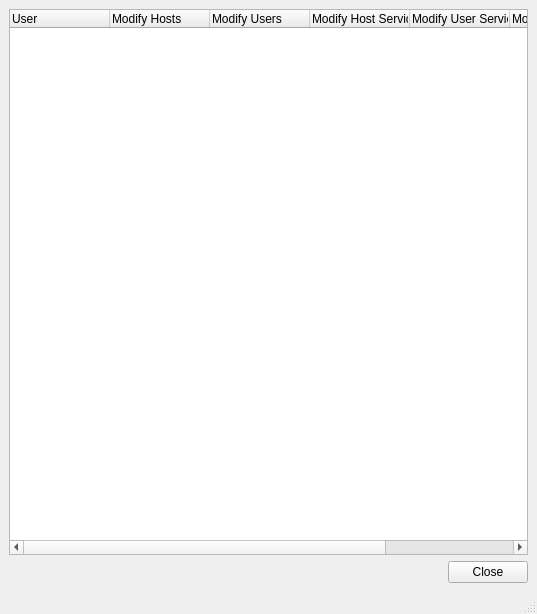
Above: cpp/lib/freezer/ui/userpermissionseditorui.ui from kurikaesu/arsenalsuite before the change. Below: the same form after it.
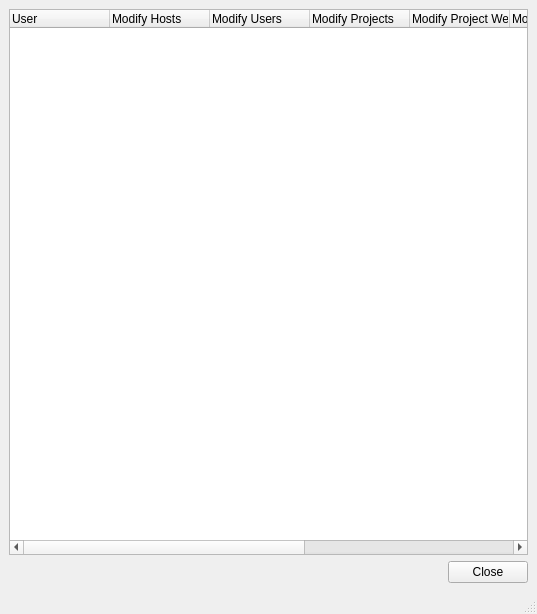
That is the form after the change.

Commit message: Changed the default log viewer for the burner on windows.

```diff
--- a/cpp/lib/freezer/ui/userpermissionseditorui.ui
+++ b/cpp/lib/freezer/ui/userpermissionseditorui.ui
@@ -18,7 +18,7 @@
     <item>
      <widget class="QTreeWidget" name="treeWidget">
       <property name="columnCount">
-       <number>7</number>
+       <number>9</number>
       </property>
       <column>
        <property name="text">
@@ -35,6 +35,16 @@
         <string>Modify Users</string>
        </property>
       </column>
+      <column>
+       <property name="text">
+        <string>Modify Projects</string>
+       </property>
+      </column>
+      <column>
+       <property name="text">
+        <string>Modify Project Weights</string>
+       </property>
+      </column>
       <column>
        <property name="text">
         <string>Modify Host Services</string>
```
Left out of the diff: 19 changed lines with no effect on the pictures. The commit also changes 3 other files.
